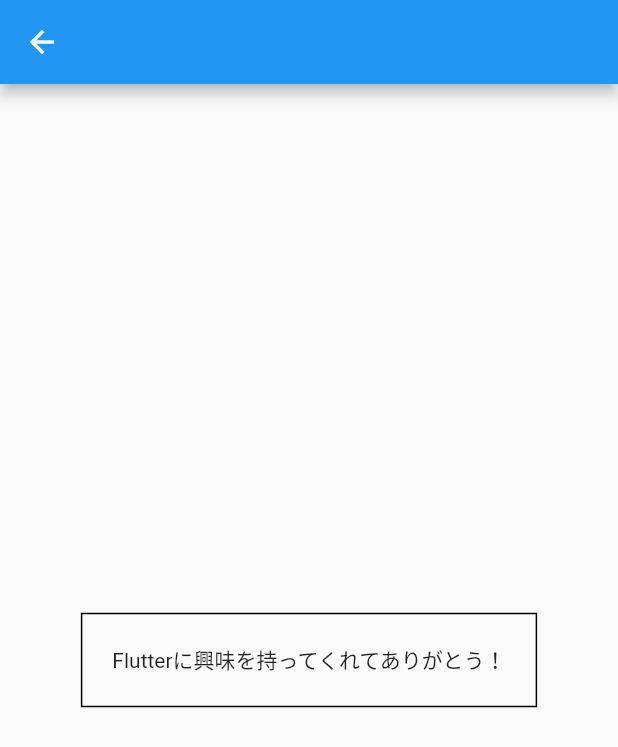
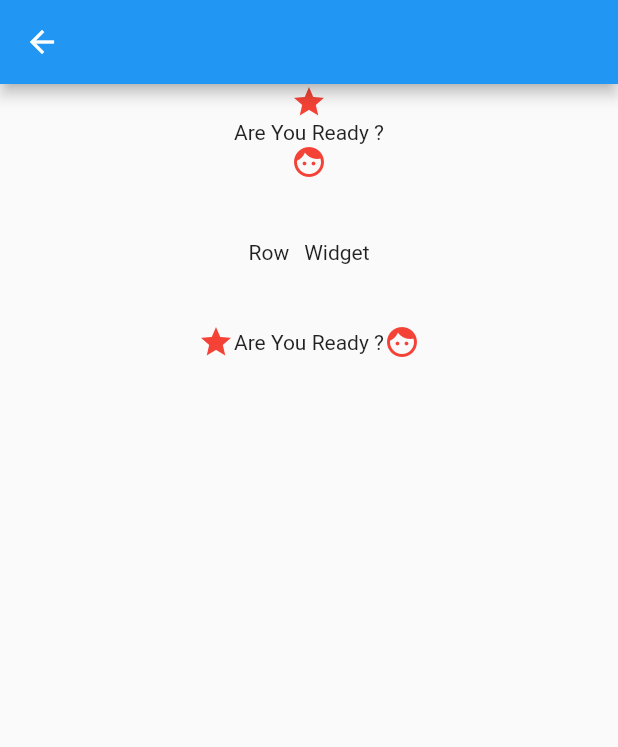
Before and after one commit to momiji1231/flutter_ui_progrum, a Flutter app: the screen it shows after launch, after a tap on "No.4 RowとColumn、基本のき", on a phone screen of 412 x 824 dp. Shown: the top 747 px of the screen. Run offline on Flutter 3.47's test engine with Material 2 defaults, Android fonts, the light colour scheme and no system bars; network calls fail.

Commit message:
一旦できてるとこまで

```diff
--- /dev/null
+++ b/lib/cook_pad_Introduction.dart
@@ -0,0 +1,21 @@
+import 'package:flutter/material.dart';
+
+class CookPadIntroduction extends StatelessWidget {
+  const CookPadIntroduction({super.key});
+
+  @override
+  Widget build(BuildContext context) {
+    return Scaffold(
+        appBar: AppBar(),
+        body: Column(
+          children: [
+            Row(
+              children: <Widget>[
+                Image.network(
+                    'https://patisserie-naohira.com/wp/wp-content/uploads/2019/06/16.jpg'),
+              ],
+            )
+          ],
+        ));
+  }
+}
--- a/lib/main.dart
+++ b/lib/main.dart
@@ -3,6 +3,10 @@ import 'text_example.dart';
 import 'picture_display.dart';
 import 'box_display.dart';
 import 'row_column_first.dart';
+import 'youtubish_ui.dart';
+import 'youtubish_ui2.dart';
+import 'cake_introduction.dart';
+import 'cook_pad_Introduction.dart';
 
 void main() {
   runApp(const MyApp());
@@ -35,6 +39,22 @@ class MyApp extends StatelessWidget {
             title: 'No.4 RowとColumn、基本のき',
             builder: (context) => const RowColumnFirst(),
           ),
+          _GalleryItem(
+            title: 'No.5 Columnの基本をYouTubeっぽいUIで学ぶ',
+            builder: (context) => const YoutubishUi(),
+          ),
+          _GalleryItem(
+            title: 'No.6 YouTubeでよく見るUI その２',
+            builder: (context) => const YoutubishUi2(),
+          ),
+          _GalleryItem(
+            title: 'No.7 ケーキ屋さんの商品紹介',
+            builder: (context) => const CakeIntroduction(),
+          ),
+          _GalleryItem(
+            title: 'No.8 CookPad っぽいUI',
+            builder: (context) => const CookPadIntroduction(),
+          ),
         ]),
       ),
     );
--- a/lib/row_column_first.dart
+++ b/lib/row_column_first.dart
@@ -7,13 +7,41 @@ class RowColumnFirst extends StatelessWidget {
   Widget build(BuildContext context) {
     return Scaffold(
       appBar: AppBar(),
-      body: Center(
-        child: Container(
-          decoration: BoxDecoration(
-            border: Border.all(),
-          ),
-          padding: const EdgeInsets.all(20.0),
-          child: const Text('Flutterに興味を持ってくれてありがとう！'),
+      body: Container(
+        height: 300.0,
+        alignment: Alignment.bottomCenter,
+        child: const Column(
+          children: [
+            Icon(
+              Icons.star,
+              color: Colors.red,
+            ),
+            Text('Are You Ready ?'),
+            Icon(
+              Icons.face,
+              color: Colors.red,
+            ),
+            SizedBox(height: 40),
+            Row(
+              mainAxisAlignment: MainAxisAlignment.center,
+              children: [Text('Row'), SizedBox(width: 10), Text('Widget')],
+            ),
+            SizedBox(height: 40),
+            Row(
+              mainAxisAlignment: MainAxisAlignment.center,
+              children: [
+                Icon(
+                  Icons.star,
+                  color: Colors.red,
+                ),
+                Text('Are You Ready ?'),
+                Icon(
+                  Icons.face,
+                  color: Colors.red,
+                )
+              ],
+            )
+          ],
         ),
       ),
     );
--- a/lib/text_example.dart
+++ b/lib/text_example.dart
@@ -9,7 +9,7 @@ class TextExample extends StatelessWidget {
         appBar: AppBar(),
         body: Container(
             alignment: Alignment.center,
-            child: Text('Hello World',
+            child: const Text('Hello World',
                 style: TextStyle(fontWeight: FontWeight.bold, fontSize: 24))));
   }
 }
```
Also changed, not shown: lib/cake_introduction.dart (added, +37 -0 lines), lib/youtubish_ui.dart (added, +39 -0 lines), lib/youtubish_ui2.dart (added, +39 -0 lines).
